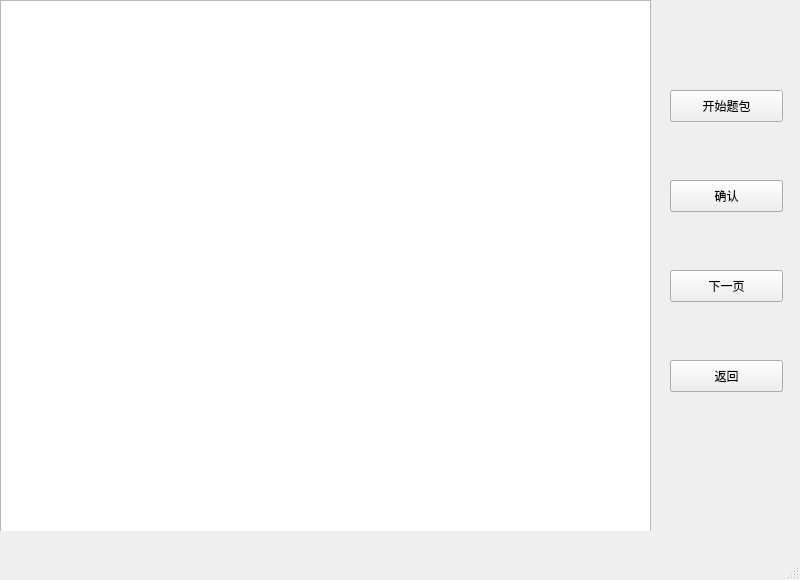
First picture: the form in functionWindow.ui, repository Camorgx/CodiaClient, before the edit.
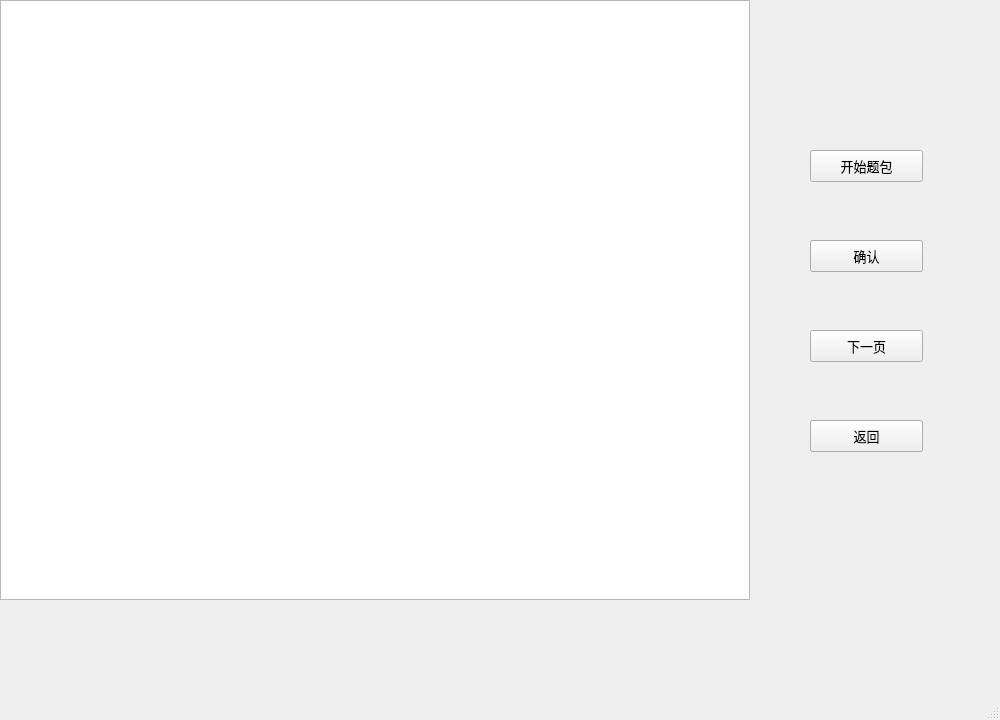
Second picture: the form after the edit.

Commit message: Modify MainFunctions.py, functionWindow.py, functionWindow.ui, ui2py.bat

```diff
--- a/functionWindow.ui
+++ b/functionWindow.ui
@@ -6,14 +6,14 @@
    <rect>
     <x>0</x>
     <y>0</y>
-    <width>800</width>
-    <height>580</height>
+    <width>1000</width>
+    <height>720</height>
    </rect>
   </property>
   <property name="maximumSize">
    <size>
-    <width>800</width>
-    <height>580</height>
+    <width>1000</width>
+    <height>720</height>
    </size>
   </property>
   <property name="windowTitle">
@@ -23,19 +23,25 @@
    <bool>false</bool>
   </property>
   <widget class="QWidget" name="centralwidget">
+   <property name="font">
+    <font>
+     <family>Microsoft YaHei</family>
+     <pointsize>10</pointsize>
+    </font>
+   </property>
    <widget class="QFrame" name="frame_packlist">
     <property name="geometry">
      <rect>
       <x>0</x>
       <y>0</y>
-      <width>800</width>
-      <height>531</height>
+      <width>1000</width>
+      <height>720</height>
      </rect>
     </property>
     <property name="maximumSize">
      <size>
-      <width>800</width>
-      <height>600</height>
+      <width>1000</width>
+      <height>720</height>
      </size>
     </property>
     <property name="frameShape">
@@ -49,16 +55,16 @@
       <rect>
        <x>0</x>
        <y>0</y>
-       <width>651</width>
-       <height>551</height>
+       <width>750</width>
+       <height>600</height>
       </rect>
      </property>
     </widget>
     <widget class="QPushButton" name="pushButton_pack_OK">
      <property name="geometry">
       <rect>
-       <x>670</x>
-       <y>180</y>
+       <x>810</x>
+       <y>240</y>
        <width>113</width>
        <height>32</height>
       </rect>
@@ -70,8 +76,8 @@
     <widget class="QPushButton" name="pushButton_next">
      <property name="geometry">
       <rect>
-       <x>670</x>
-       <y>270</y>
+       <x>810</x>
+       <y>330</y>
        <width>113</width>
        <height>32</height>
       </rect>
@@ -83,8 +89,8 @@
     <widget class="QPushButton" name="pushButton_last">
      <property name="geometry">
       <rect>
-       <x>670</x>
-       <y>360</y>
+       <x>810</x>
+       <y>420</y>
        <width>113</width>
        <height>32</height>
       </rect>
@@ -99,8 +105,8 @@
      <rect>
       <x>0</x>
       <y>0</y>
-      <width>801</width>
-      <height>531</height>
+      <width>1000</width>
+      <height>720</height>
      </rect>
     </property>
     <property name="frameShape">
@@ -112,8 +118,8 @@
     <widget class="QPushButton" name="pushButton_questionlist_OK">
      <property name="geometry">
       <rect>
-       <x>670</x>
-       <y>180</y>
+       <x>810</x>
+       <y>240</y>
        <width>113</width>
        <height>32</height>
       </rect>
@@ -125,8 +131,8 @@
     <widget class="QPushButton" name="pushButton_questionlist_Back">
      <property name="geometry">
       <rect>
-       <x>670</x>
-       <y>360</y>
+       <x>810</x>
+       <y>420</y>
        <width>113</width>
        <height>32</height>
       </rect>
@@ -140,16 +146,16 @@
       <rect>
        <x>0</x>
        <y>0</y>
-       <width>651</width>
-       <height>553</height>
+       <width>750</width>
+       <height>600</height>
       </rect>
      </property>
     </widget>
     <widget class="QPushButton" name="pushButton_Beginpack">
      <property name="geometry">
       <rect>
-       <x>670</x>
-       <y>90</y>
+       <x>810</x>
+       <y>150</y>
        <width>113</width>
        <height>32</height>
       </rect>
```
Left out of the diff: 4 changed lines with no effect on the pictures. The commit also changes 3 other files.
